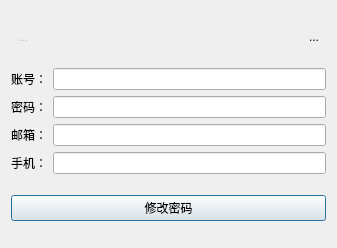
Above: retrieveui.ui from GUANJIAA/IMCPP-Client before the change. Below: the same form after it.
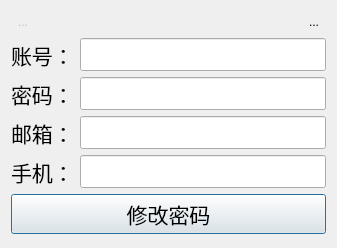
That is the form after the change. Icons and pictures are not drawn.

```diff
--- a/retrieveui.ui
+++ b/retrieveui.ui
@@ -28,6 +28,12 @@
         <iconset resource="res.qrc">
          <normaloff>:/owl</normaloff>:/owl</iconset>
        </property>
+       <property name="iconSize">
+        <size>
+         <width>20</width>
+         <height>20</height>
+        </size>
+       </property>
        <property name="autoRaise">
         <bool>true</bool>
        </property>
@@ -55,6 +61,12 @@
         <iconset resource="res.qrc">
          <normaloff>:/close</normaloff>:/close</iconset>
        </property>
+       <property name="iconSize">
+        <size>
+         <width>20</width>
+         <height>20</height>
+        </size>
+       </property>
        <property name="autoRaise">
         <bool>true</bool>
        </property>
@@ -66,6 +78,11 @@
     <layout class="QGridLayout" name="gridLayout">
      <item row="0" column="0">
       <widget class="QLabel" name="label">
+       <property name="font">
+        <font>
+         <pointsize>16</pointsize>
+        </font>
+       </property>
        <property name="text">
         <string>账号：</string>
        </property>
@@ -73,6 +90,11 @@
      </item>
      <item row="0" column="1">
       <widget class="QLineEdit" name="NameLineEdit">
+       <property name="font">
+        <font>
+         <pointsize>16</pointsize>
+        </font>
+       </property>
        <property name="text">
         <string/>
        </property>
@@ -80,6 +102,11 @@
      </item>
      <item row="1" column="0">
       <widget class="QLabel" name="label_2">
+       <property name="font">
+        <font>
+         <pointsize>16</pointsize>
+        </font>
+       </property>
        <property name="text">
         <string>密码：</string>
        </property>
@@ -87,6 +114,11 @@
      </item>
      <item row="1" column="1">
       <widget class="QLineEdit" name="PwdLineEdit">
+       <property name="font">
+        <font>
+         <pointsize>16</pointsize>
+        </font>
+       </property>
        <property name="text">
         <string/>
        </property>
@@ -94,6 +126,11 @@
      </item>
      <item row="2" column="0">
       <widget class="QLabel" name="label_3">
+       <property name="font">
+        <font>
+         <pointsize>16</pointsize>
+        </font>
+       </property>
        <property name="text">
         <string>邮箱：</string>
        </property>
@@ -101,6 +138,11 @@
      </item>
      <item row="2" column="1">
       <widget class="QLineEdit" name="EmailLineEdit">
+       <property name="font">
+        <font>
+         <pointsize>16</pointsize>
+        </font>
+       </property>
        <property name="text">
         <string/>
        </property>
@@ -108,6 +150,11 @@
      </item>
      <item row="3" column="0">
       <widget class="QLabel" name="label_4">
+       <property name="font">
+        <font>
+         <pointsize>16</pointsize>
+        </font>
+       </property>
        <property name="text">
         <string>手机：</string>
        </property>
@@ -115,6 +162,11 @@
      </item>
      <item row="3" column="1">
       <widget class="QLineEdit" name="PhoneEdit">
+       <property name="font">
+        <font>
+         <pointsize>16</pointsize>
+        </font>
+       </property>
        <property name="text">
         <string/>
        </property>
@@ -124,6 +176,11 @@
    </item>
    <item>
     <widget class="QPushButton" name="retrieveBtn">
+     <property name="font">
+      <font>
+       <pointsize>16</pointsize>
+      </font>
+     </property>
      <property name="text">
       <string>修改密码</string>
      </property>
```
